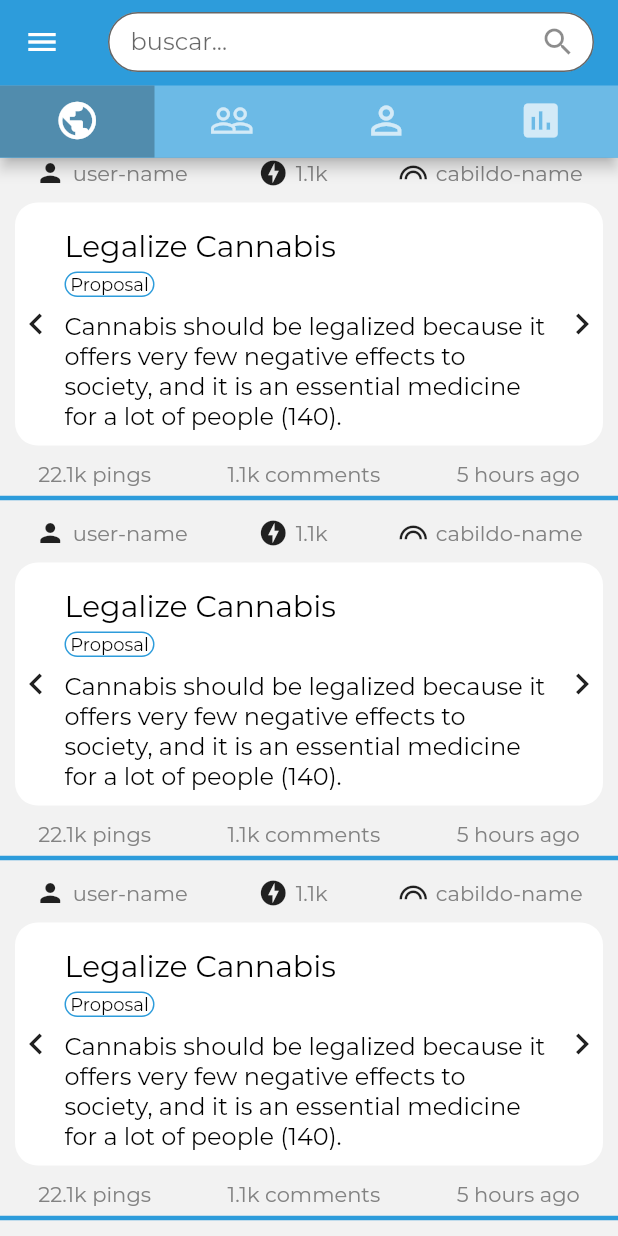
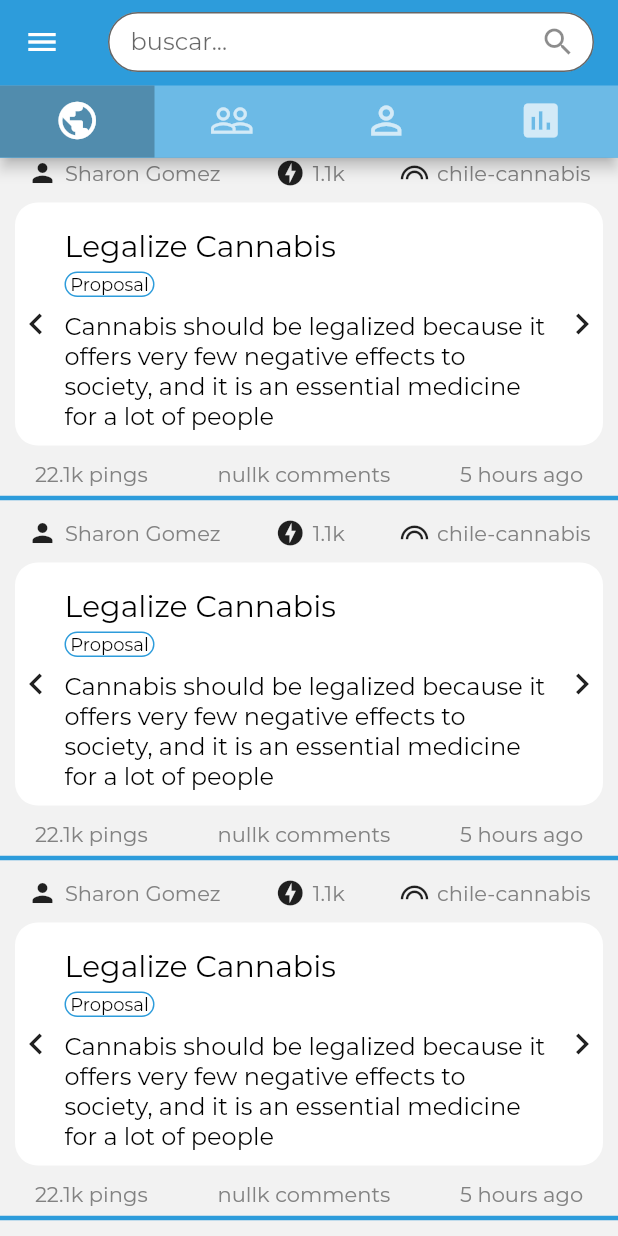
Before and after one commit to benjaminykim/cibic-mobile, a Flutter app: the screen it shows after launch, on a phone screen of 412 x 824 dp. Run offline on Flutter 3.47's test engine with Material 2 defaults, Android fonts, the phone set to English and light mode, and no system bars; project files that could hold a hidden picture were left out.

Commit message:
create unidirectional data flow for activity card

```diff
--- a/lib/widgets/ActivityFeed.dart
+++ b/lib/widgets/ActivityFeed.dart
@@ -3,17 +3,30 @@ import 'package:flutter/material.dart';
 import './activity_card/ActivityCard.dart';
 
 class ActivityFeed extends StatelessWidget {
+  final data = {
+    'userName': 'Sharon Gomez',
+    'cp': '1.1',
+    'cabildoName': 'chile-cannabis',
+    'title': 'Legalize Cannabis',
+    'label': 'Proposal',
+    'text': 'Cannabis should be legalized because it offers very few negative effects to society, and it is an essential medicine for a lot of people',
+    'pingNum': '22.1',
+    'commentNumm': '1.1',
+    'dateTime': '5 hours ago',
+  };
+
   @override
   Widget build(BuildContext context) {
     return Container(
       color: Color(0xfff2f2f2),
         child: ListView(
           children: <Widget>[
-            ActivityCard(),
-            ActivityCard(),
-            ActivityCard(),
-            ActivityCard(),
-            ActivityCard(),
+            ActivityCard(data),
+            ActivityCard(data),
+            ActivityCard(data),
+            ActivityCard(data),
+            ActivityCard(data),
+            ActivityCard(data),
           ],
       ),
     );
--- a/lib/widgets/activity_card/ActivityCard.dart
+++ b/lib/widgets/activity_card/ActivityCard.dart
@@ -6,6 +6,10 @@ import './CardMetaData.dart';
 import './CardView.dart';
 
 class ActivityCard extends StatelessWidget {
+  final Map<String, String> data;
+
+  ActivityCard(this.data);
+
   @override
   Widget build(BuildContext context) {
     return Container(
@@ -13,9 +17,9 @@ class ActivityCard extends StatelessWidget {
       height: 240,
       child: Column(
         children: <Widget>[
-          UserMetaData(),
-          CardView(),
-          CardMetaData(),
+          UserMetaData(data['userName'], data['cp'], data['cabildoName']),
+          CardView(data['title'], data['label'], data['text']),
+          CardMetaData(data['pingNum'], data['commentNum'], data['dateTime']),
           Divider(
             color: CARD_DIVIDER,
             thickness: 3,
--- a/lib/widgets/activity_card/CardMetaData.dart
+++ b/lib/widgets/activity_card/CardMetaData.dart
@@ -1,14 +1,20 @@
 import 'package:flutter/material.dart';
 
 class CardMetaData extends StatelessWidget {
+  final String pingNum;
+  final String commentNum;
+  final String dateTime;
+
+  CardMetaData(this.pingNum, this.commentNum, this.dateTime);
+
   @override
   Widget build(BuildContext context) {
     return Row(
       mainAxisAlignment: MainAxisAlignment.spaceAround,
       children: <Widget>[
-        Text('22.1k pings', style: Theme.of(context).textTheme.body2),
-        Text('1.1k comments', style: Theme.of(context).textTheme.body2),
-        Text('5 hours ago', style: Theme.of(context).textTheme.body2),
+        Text('${pingNum}k pings', style: Theme.of(context).textTheme.body2),
+        Text('${commentNum}k comments', style: Theme.of(context).textTheme.body2),
+        Text(dateTime, style: Theme.of(context).textTheme.body2),
       ],
     );
   }
--- a/lib/widgets/activity_card/CardView.dart
+++ b/lib/widgets/activity_card/CardView.dart
@@ -3,6 +3,12 @@ import 'package:flutter/material.dart';
 import '../../constants.dart';
 
 class CardView extends StatelessWidget {
+  final String title;
+  final String label;
+  final String text;
+
+  CardView(this.title, this.label, this.text);
+
   @override
   Widget build(BuildContext context) {
     return Padding(
@@ -28,7 +34,7 @@ class CardView extends StatelessWidget {
                     Padding(
                       padding: const EdgeInsets.fromLTRB(0, 17, 0, 5),
                       child: Text(
-                        "Legalize Cannabis",
+                        title,
                         style: TextStyle(
                           color: Colors.black,
                           fontSize: 20,
@@ -42,7 +48,7 @@ class CardView extends StatelessWidget {
                         width: 60,
                         child: Center(
                           child: Text(
-                            "Proposal",
+                            label,
                             style: TextStyle(
                               color: Colors.black,
                               fontSize: 12,
@@ -56,7 +62,7 @@ class CardView extends StatelessWidget {
                       ),
                     ),
                     Text(
-                      "Cannabis should be legalized because it offers very few negative effects to society, and it is an essential medicine for a lot of people (140). ",
+                      text,
                       style: TextStyle(
                         color: Colors.black,
                         fontSize: 16,
--- a/lib/widgets/activity_card/UserMetaData.dart
+++ b/lib/widgets/activity_card/UserMetaData.dart
@@ -3,14 +3,20 @@ import 'package:flutter/material.dart';
 import '../IconTag.dart';
 
 class UserMetaData extends StatelessWidget {
+  final String userName;
+  final String cp;
+  final String cabildoName;
+
+  UserMetaData(this.userName, this.cp, this.cabildoName);
+
   @override
   Widget build(BuildContext context) {
     return Row(
       mainAxisAlignment: MainAxisAlignment.spaceAround,
       children: <Widget>[
-        IconTag(Icon(Icons.person, size: 20), 'user-name'),
-        IconTag(Icon(Icons.offline_bolt, size: 20), '1.1k'),
-        IconTag(Icon(Icons.looks, size: 20), 'cabildo-name'),
+        IconTag(Icon(Icons.person, size: 20), userName),
+        IconTag(Icon(Icons.offline_bolt, size: 20), '${cp}k'),
+        IconTag(Icon(Icons.looks, size: 20), cabildoName),
       ],
     );
   }
```
